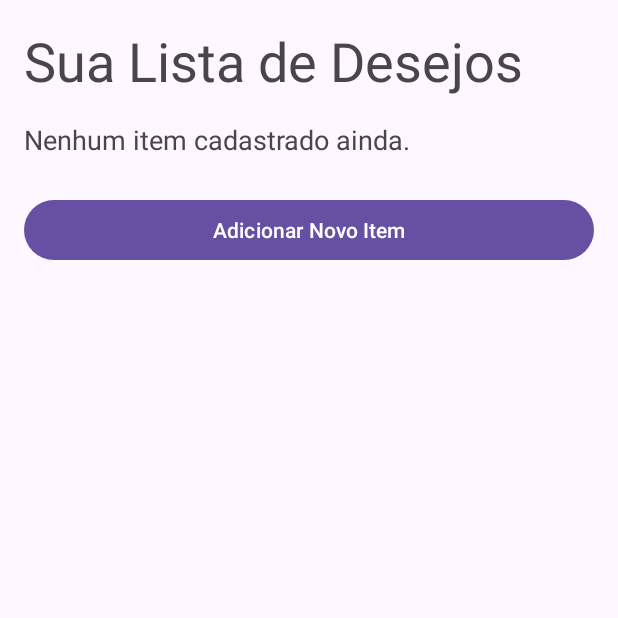
After one commit to imEriiK/AppWishlist, an Android app: the ListActivity screen opened directly, with no data from a screen before it, on a phone screen of 412 x 824 dp, the top half of it. The commit adds this screen. Run offline under Robolectric (Android 15) with nearby library versions, the phone set to English and light mode, and no system bars; our stand-ins replace Firebase (no records; nobody signed in at launch, a user with empty details on screens opened directly).

Commit message:
ATUALIZAÇÃO APP COMPLETO

```diff
--- a/app/src/main/AndroidManifest.xml
+++ b/app/src/main/AndroidManifest.xml
@@ -11,6 +11,9 @@
         android:roundIcon="@mipmap/ic_launcher_round"
         android:supportsRtl="true"
         android:theme="@style/Theme.AppWishlist">
+        <activity
+            android:name=".ListActivity"
+            android:exported="false" />
         <activity
             android:name=".CadastroActivity"
             android:exported="false" />
--- /dev/null
+++ b/app/src/main/java/br/unimes/portal/appwishlist/ListActivity.kt
@@ -0,0 +1,84 @@
+package br.unimes.portal.appwishlist
+
+import android.content.Intent
+import android.os.Bundle
+import android.text.SpannableStringBuilder
+import android.util.Log
+import android.widget.Toast
+import androidx.appcompat.app.AppCompatActivity
+import androidx.core.text.bold
+import br.unimes.portal.appwishlist.databinding.ActivityListBinding
+import com.google.firebase.auth.FirebaseAuth
+import com.google.firebase.firestore.FirebaseFirestore
+
+class ListActivity : AppCompatActivity() {
+
+    private lateinit var binding: ActivityListBinding
+    private lateinit var db: FirebaseFirestore
+    private lateinit var auth: FirebaseAuth
+
+    override fun onCreate(savedInstanceState: Bundle?) {
+        super.onCreate(savedInstanceState)
+        binding = ActivityListBinding.inflate(layoutInflater)
+        setContentView(binding.root)
+
+        db = FirebaseFirestore.getInstance()
+        auth = FirebaseAuth.getInstance()
+
+
+        binding.btnVoltarCadastro.setOnClickListener {
+            val intent = Intent(this, CadastroActivity::class.java)
+            startActivity(intent)
+        }
+    }
+
+    override fun onResume() {
+        super.onResume()
+
+        buscarItensDoUsuario()
+    }
+
+    private fun buscarItensDoUsuario() {
+        val userId = auth.currentUser?.uid
+        if (userId == null) {
+            Toast.makeText(this, "Usuário não autenticado.", Toast.LENGTH_LONG).show()
+            binding.tvListaItens.text = "Erro: Nenhum usuário logado."
+            return
+        }
+
+        binding.tvListaItens.text = "Carregando itens..."
+
+        db.collection("usuarios").document(userId).collection("itens")
+            .get()
+            .addOnSuccessListener { documents ->
+                if (documents.isEmpty) {
+                    binding.tvListaItens.text = "Nenhum item cadastrado ainda."
+                } else {
+                    val listaFormatada = SpannableStringBuilder()
+                    for (document in documents) {
+                        val nome = document.getString("nome") ?: "Item sem nome"
+                        val preco = document.getDouble("preco")
+                        val lugar = document.getString("lugar") ?: ""
+
+                        listaFormatada.bold { append("• $nome\n") }
+                        if (lugar.isNotBlank()) {
+                            listaFormatada.append("  - Onde: $lugar\n")
+                        }
+                        if (preco != null) {
+                            listaFormatada.append("  - Preço: R$ ${"%.2f".format(preco)}\n")
+                        }
+                        listaFormatada.append("\n")
+                    }
+                    binding.tvListaItens.text = listaFormatada
+                }
+            }
+            .addOnFailureListener { exception ->
+                Log.w("ListActivity", "Erro ao buscar documentos: ", exception)
+                Toast.makeText(this, "Falha ao carregar a lista.", Toast.LENGTH_SHORT).show()
+                binding.tvListaItens.text = "Ocorreu um erro ao carregar seus itens."
+            }
+        binding.btnVoltarCadastro.setOnClickListener {
+            finish()
+        }
+    }
+}
--- /dev/null
+++ b/app/src/main/res/layout/activity_list.xml
@@ -0,0 +1,43 @@
+<?xml version="1.0" encoding="utf-8"?>
+<ScrollView xmlns:android="http://schemas.android.com/apk/res/android"
+    xmlns:app="http://schemas.android.com/apk/res-auto"
+    xmlns:tools="http://schemas.android.com/tools"
+    android:id="@+id/main"
+    android:layout_width="match_parent"
+    android:layout_height="match_parent"
+    android:fillViewport="true"
+    tools:context=".ListActivity">
+
+    <LinearLayout
+        android:layout_width="match_parent"
+        android:layout_height="wrap_content"
+        android:orientation="vertical"
+        android:padding="16dp">
+
+        <TextView
+            android:id="@+id/tvTituloLista"
+            android:layout_width="wrap_content"
+            android:layout_height="wrap_content"
+            android:layout_marginBottom="16dp"
+            android:text="Sua Lista de Desejos"
+            android:textAppearance="@style/TextAppearance.Material3.DisplaySmall" />
+
+        <TextView
+            android:id="@+id/tvListaItens"
+            android:layout_width="match_parent"
+            android:layout_height="wrap_content"
+            android:lineSpacingExtra="8dp"
+            android:textSize="18sp"
+            tools:text="Carregando itens..." />
+
+        <!-- BOTÃO ADICIONADO AQUI -->
+        <Button
+            android:id="@+id/btnVoltarCadastro"
+            android:layout_width="match_parent"
+            android:layout_height="wrap_content"
+            android:layout_marginTop="24dp"
+            android:text="Adicionar Novo Item"
+             />
+
+    </LinearLayout>
+</ScrollView>
```
Also changed, not shown: app/src/main/java/br/unimes/portal/appwishlist/CadastroActivity.kt (+65 -29 lines), app/src/main/java/br/unimes/portal/appwishlist/Item.kt (added, +8 -0 lines).
